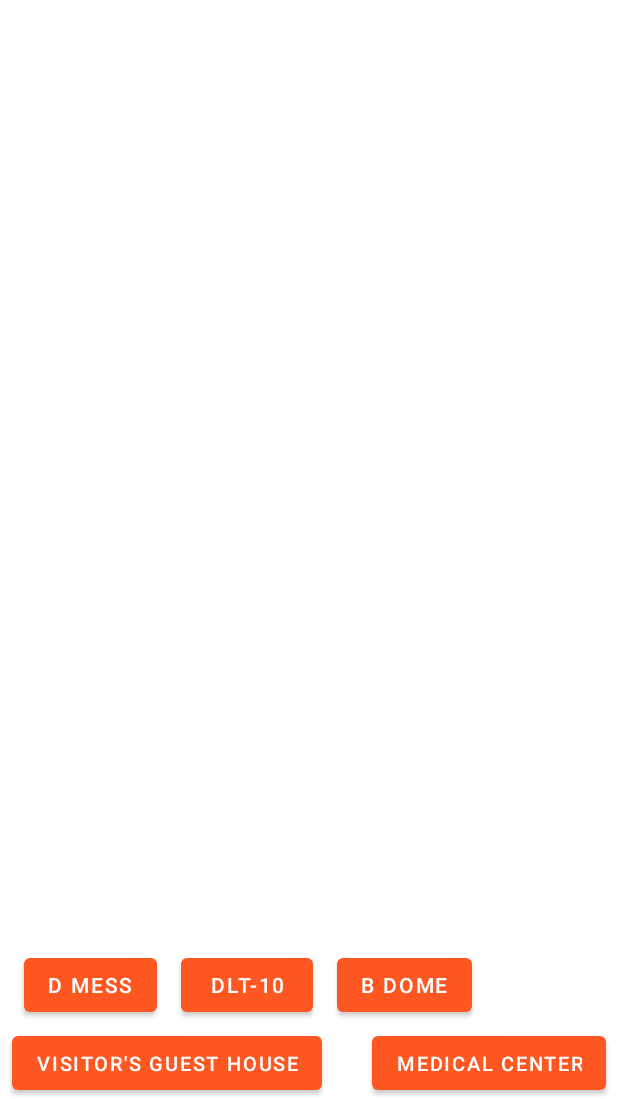
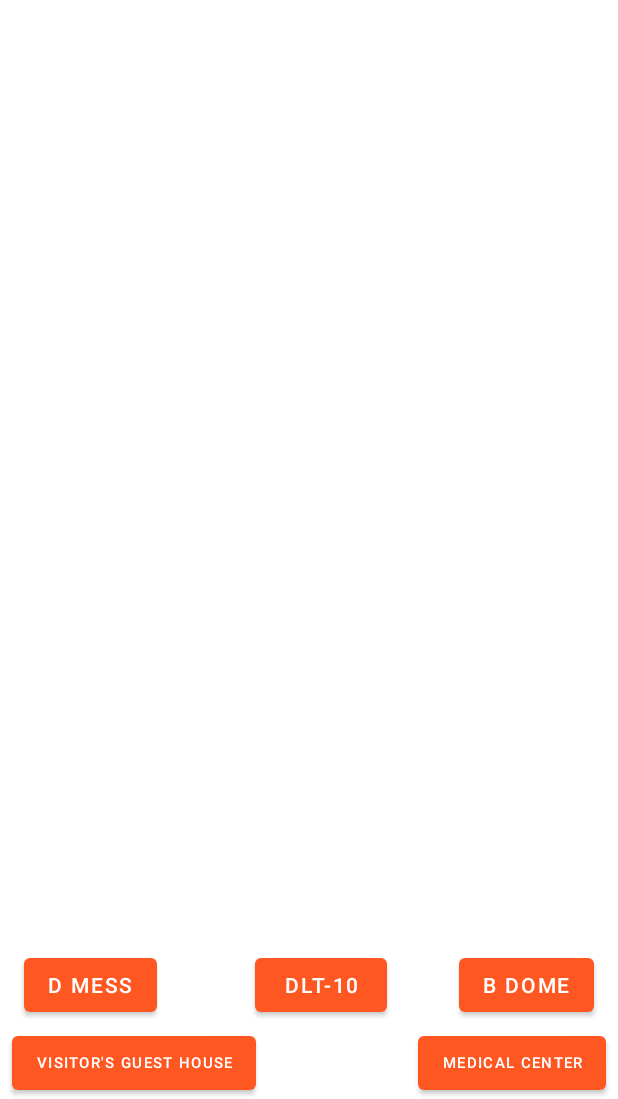
Before and after one commit to AdiKul1294/ICAIEFA_2022, an Android app: the screen it shows after launch (MainActivity), in the side drawer, after a tap on "Maps", on a phone screen of 412 x 824 dp, the part 137-1236 px from its top. Run offline under Robolectric (Android 15) with nearby library versions, the phone set to English and light mode, and no system bars; our stand-ins replace navigation-ui; Roboto replaces fonts that are not available here.

Commit message:
UI fixes

```diff
--- a/app/src/main/res/layout/fragment_about_dev.xml
+++ b/app/src/main/res/layout/fragment_about_dev.xml
@@ -514,7 +514,7 @@
                         android:id="@+id/textView14"
                         android:layout_width="wrap_content"
                         android:layout_height="wrap_content"
-                        android:text="(Web Development Head, DevSoc)"
+                        android:text="(Game Development Head, DevSoc)"
                         app:layout_constraintBottom_toBottomOf="parent"
                         app:layout_constraintEnd_toEndOf="parent"
                         app:layout_constraintStart_toStartOf="parent"
--- a/app/src/main/res/layout/fragment_maps.xml
+++ b/app/src/main/res/layout/fragment_maps.xml
@@ -29,17 +29,21 @@
         android:layout_width="wrap_content"
         android:layout_height="wrap_content"
         android:layout_marginLeft="16dp"
-                app:layout_constraintTop_toBottomOf="@id/map_fragment"
-                app:layout_constraintStart_toEndOf="@id/dMessBtn"
-                android:text="DLT-10"/>
+        android:text="DLT-10"
+        app:layout_constraintEnd_toEndOf="parent"
+        app:layout_constraintStart_toStartOf="parent"
+        app:layout_constraintTop_toBottomOf="@id/map_fragment" />
+
     <Button
-                app:layout_constraintTop_toBottomOf="@id/map_fragment"
-                app:layout_constraintStart_toEndOf="@id/dlt10Btn"
         android:id="@+id/bDomeBtn"
         android:layout_width="wrap_content"
         android:layout_height="wrap_content"
-                android:layout_marginLeft="16dp"
-                android:text="B Dome" />
+        android:layout_marginEnd="16dp"
+        android:text="B Dome"
+        app:layout_constraintEnd_toEndOf="parent"
+        app:layout_constraintHorizontal_bias="1.0"
+        app:layout_constraintStart_toStartOf="parent"
+        app:layout_constraintTop_toBottomOf="@id/map_fragment" />
 
     <Button
         android:id="@+id/VGHBtn"
@@ -48,7 +52,7 @@
         android:layout_marginStart="8dp"
         android:text="Visitor's Guest House"
 
-        android:textSize="13sp"
+        android:textSize="10sp"
         app:layout_constraintBottom_toBottomOf="parent"
         app:layout_constraintStart_toStartOf="parent" />
 
@@ -58,9 +62,9 @@
         android:layout_height="wrap_content"
         android:layout_marginEnd="8dp"
         android:text="Medical Center"
-        android:textSize="13sp"
+        android:textSize="10sp"
         app:layout_constraintBottom_toBottomOf="parent"
         app:layout_constraintEnd_toEndOf="parent"
         app:layout_constraintHorizontal_bias="1.0"
-        app:layout_constraintStart_toEndOf="@id/VGHBtn" />
+        app:layout_constraintStart_toEndOf="@+id/VGHBtn" />
 </androidx.constraintlayout.widget.ConstraintLayout>
--- a/app/src/main/res/layout/list_group.xml
+++ b/app/src/main/res/layout/list_group.xml
@@ -1,6 +1,5 @@
 <?xml version="1.0" encoding="utf-8"?>
-<LinearLayout
-    xmlns:android="http://schemas.android.com/apk/res/android"
+<LinearLayout xmlns:android="http://schemas.android.com/apk/res/android"
     android:layout_width="match_parent"
     android:layout_height="match_parent"
     android:orientation="vertical">
@@ -10,11 +9,12 @@
         android:layout_width="match_parent"
         android:layout_height="wrap_content"
         android:background="#FFFFFF"
-        android:fontFamily="@font/poppins_extrabold"
+        android:fontFamily="@font/poppins"
         android:paddingLeft="?android:attr/expandableListPreferredItemPaddingLeft"
         android:paddingTop="10dp"
         android:paddingBottom="10dp"
         android:textColor="#000000"
-        android:textSize="18sp" />
+        android:textSize="18sp"
+        android:textStyle="bold" />
 
 </LinearLayout>
```
Lines whose indentation alone changed are shown as unchanged.
